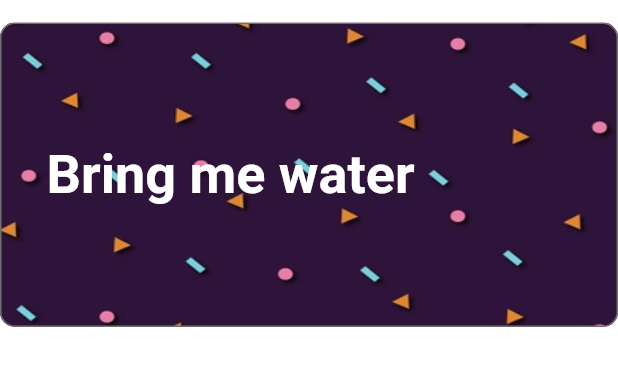
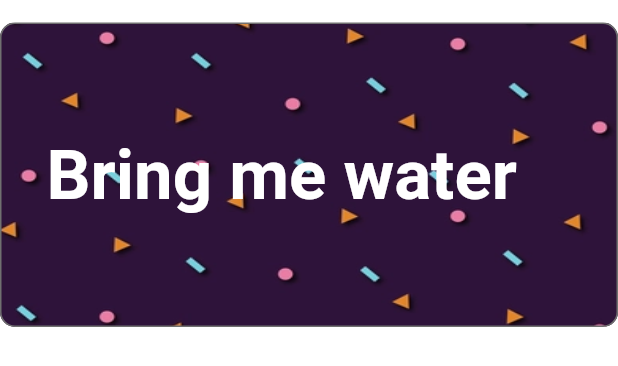
Before and after one commit to betaoverflow/donna, a Flutter app: the VoiceCard widget shown alone on an empty page, opened directly, on a phone screen of 412 x 824 dp. Shown: the top 366 px of the screen. Run offline on Flutter 3.47's test engine with Material 2 defaults, Android fonts, the phone set to English and light mode, and no system bars; our stand-ins replace animated_theme_switcher, bubble_bottom_bar, cloud_firestore, firebase_auth, firebase_core, flutter_tts; accounts and stored records are empty; network calls fail.

```diff
--- a/lib/widgets/card.dart
+++ b/lib/widgets/card.dart
@@ -49,7 +49,7 @@ class VoiceCard extends StatelessWidget {
                       child: Text(
                         subtitle,
                         style: TextStyle(
-                            fontSize: 36,
+                            fontSize: 46,
                             fontWeight: FontWeight.bold,
                             color: Colors.white),
                         maxLines: 4,
```
Also changed, not shown: lib/model/cardModel.dart (+5 -7 lines).
